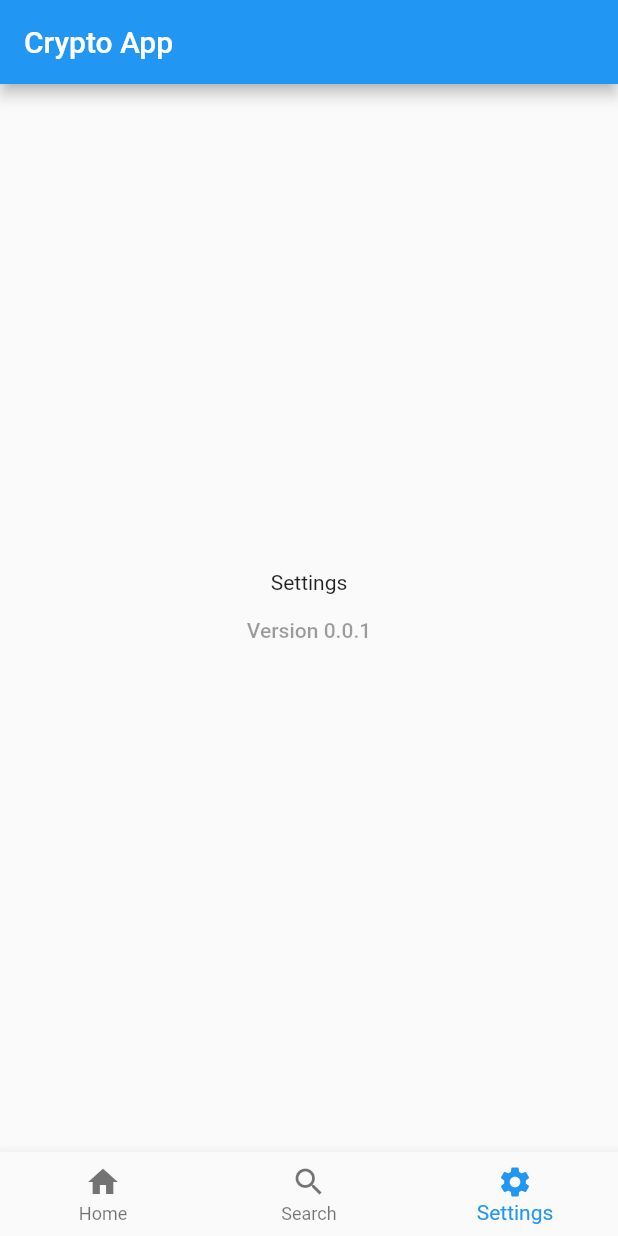
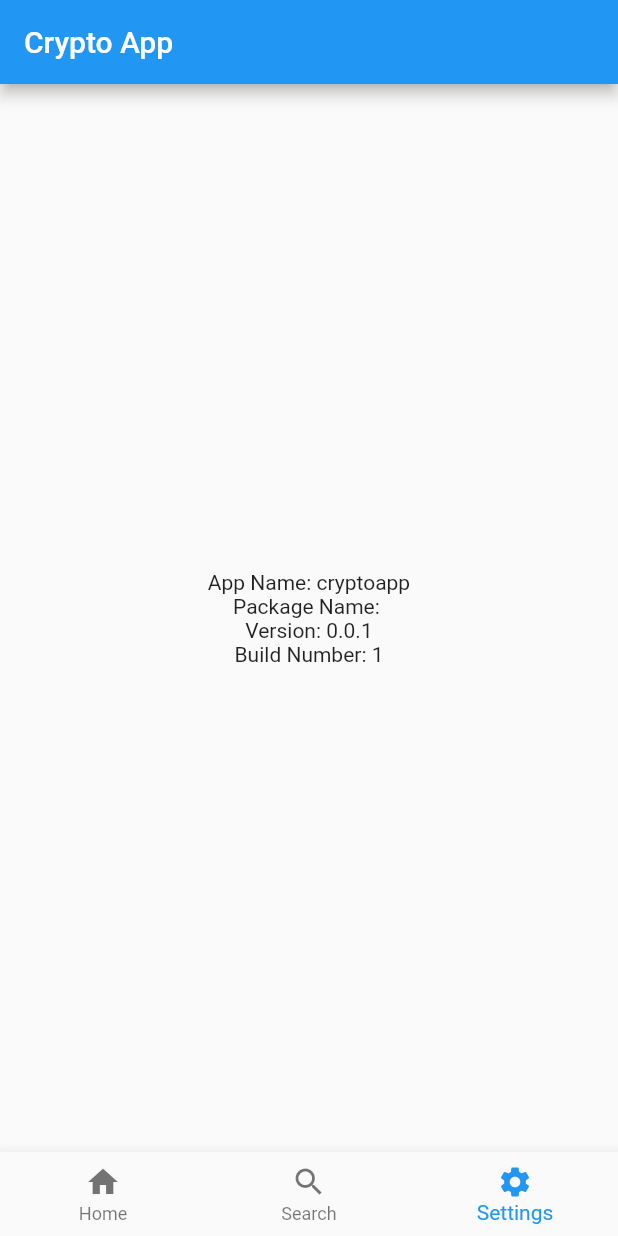
Before and after one commit to l0u1sg/cryptoapp, a Flutter app: the screen it shows after launch, item 3 of the bottom bar chosen, on a phone screen of 412 x 824 dp. Run offline on Flutter 3.47's test engine with Material 2 defaults, Android fonts, the phone set to English and light mode, and no system bars; our stand-ins replace package_info_plus.

Commit message:
feat: :construction:  Starting basic UI

```diff
--- a/lib/settings.dart
+++ b/lib/settings.dart
@@ -1,4 +1,5 @@
 import 'package:flutter/material.dart';
+import 'package:package_info_plus/package_info_plus.dart';
 
 void main() {
   runApp(const Settings());
@@ -12,20 +13,33 @@ class Settings extends StatefulWidget {
 }
 
 class _SettingsState extends State<Settings> {
+  Future<PackageInfo> _getPackageInfo() {
+    return PackageInfo.fromPlatform();
+  }
+
   @override
   Widget build(BuildContext context) {
     return Scaffold(
         body: Center(
-            child: Column(
-      mainAxisAlignment: MainAxisAlignment.center,
-      crossAxisAlignment: CrossAxisAlignment.center,
-      children: const [
-        Text('Settings'),
-        TextButton(
-          onPressed: null,
-          child: Text('Version 0.0.1'),
-        )
-      ],
-    )));
+            child: FutureBuilder<PackageInfo>(
+                future: _getPackageInfo(),
+                builder: (BuildContext context,
+                    AsyncSnapshot<PackageInfo> snapshot) {
+                  if (snapshot.hasError) {
+                    return const Text("ERROR");
+                  } else if (!snapshot.hasData) {
+                    return const Text("Loading...");
+                  }
+                  final data = snapshot.data!;
+                  return Column(
+                    mainAxisAlignment: MainAxisAlignment.center,
+                    children: [
+                      Text('App Name: ${data.appName}'),
+                      Text('Package Name: ${data.packageName}'),
+                      Text('Version: ${data.version}'),
+                      Text('Build Number: ${data.buildNumber}'),
+                    ],
+                  );
+                })));
   }
 }
--- a/pubspec.yaml
+++ b/pubspec.yaml
@@ -1,5 +1,6 @@
 name: cryptoapp
-description: A new Flutter project.
+description: A simple app made with Flutter to track your cryptos.
+package-name: com.louisgallet.cryptoapp
 
 # The following line prevents the package from being accidentally published to
 # pub.dev using `flutter pub publish`. This is preferred for private packages.
@@ -15,7 +16,7 @@ publish_to: 'none' # Remove this line if you wish to publish to pub.dev
 # In iOS, build-name is used as CFBundleShortVersionString while build-number used as CFBundleVersion.
 # Read more about iOS versioning at
 # https://developer.apple.com/library/archive/documentation/General/Reference/InfoPlistKeyReference/Articles/CoreFoundationKeys.html
-version: 1.0.0+1
+version: 0.0.1+1
 
 environment:
   sdk: ">=2.17.0-249.0.dev <3.0.0"
@@ -34,6 +35,7 @@ dependencies:
   # The following adds the Cupertino Icons font to your application.
   # Use with the CupertinoIcons class for iOS style icons.
   cupertino_icons: ^1.0.2
+  package_info_plus: ^1.0.6
 
 dev_dependencies:
   flutter_test:
```
Also changed, not shown: pubspec.lock, 14 other files.
